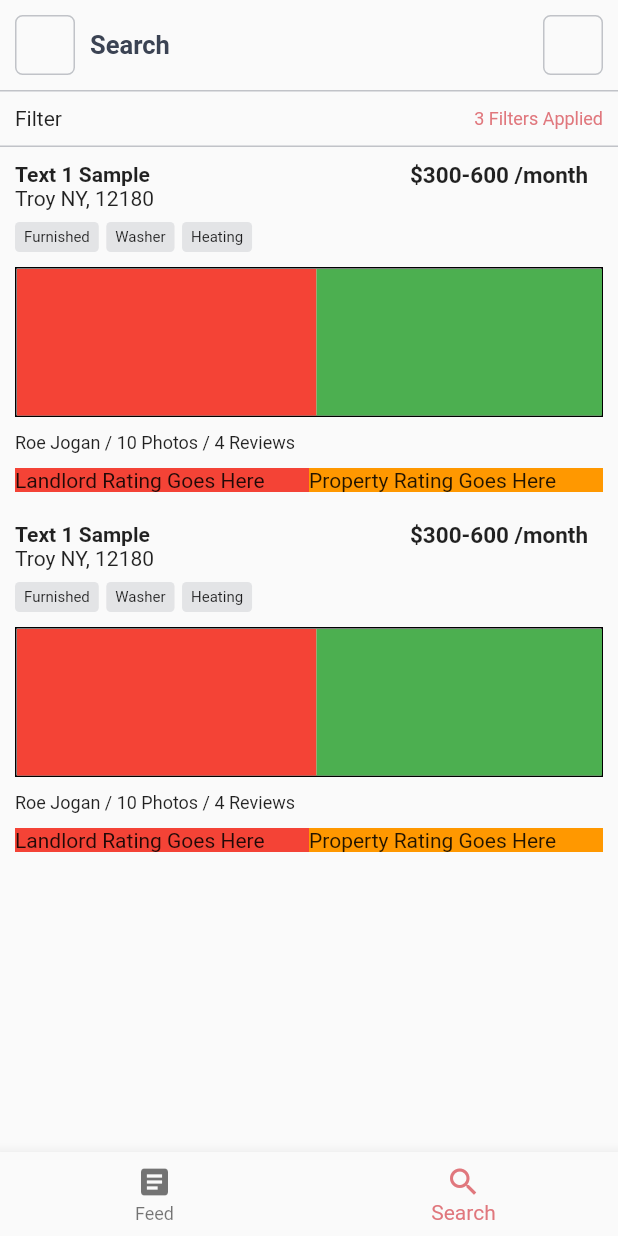
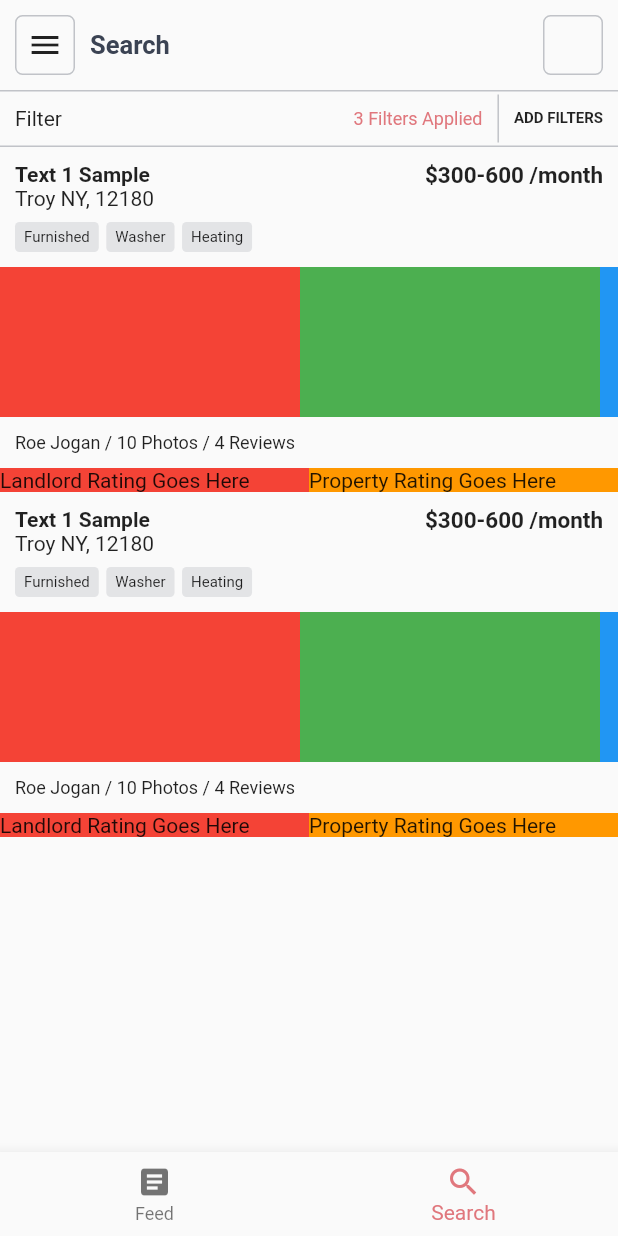
Before and after one commit to Esquiire/offcmpus-mobile, a Flutter app: the UserAccessBottomNavContainer screen opened by its route, item 2 of the bottom bar chosen, on a phone screen of 412 x 824 dp. Run offline on Flutter 3.47's test engine with Material 2 defaults, Android fonts, the phone set to English and light mode, and no system bars; our stand-ins replace carousel_slider, flutter_dotenv, flutter_secure_storage, graphql_flutter, hive; accounts and stored records are empty.

Commit message:
added drawer button and back button for AppHeader

```diff
--- a/lib/API/AuthAPI.dart
+++ b/lib/API/AuthAPI.dart
@@ -19,7 +19,7 @@ void configureAppVars() {
 
 class Request {
   // TODO set the production backend Url
-  static String backendUrl([String path = ""]) => "http://$local_ip:9010$path";
+  static String backendUrl([String path = ""]) => "http://$remote_ip:9010$path";
 
   /**
    * Create a post request to the target url
--- a/lib/screens/Search.dart
+++ b/lib/screens/Search.dart
@@ -13,6 +13,7 @@ import 'package:mobile_fl/components/PropertyCard.dart';
 import 'package:mobile_fl/constants.dart';
 import 'package:hive/hive.dart';
 import 'package:mobile_fl/main.dart';
+import 'package:mobile_fl/screens/UserAccessBottomNavContainer.dart';
 
 class SearchScreen extends StatefulWidget {
   @override
@@ -45,22 +46,50 @@ class _SearchScreenState extends State<SearchScreen> {
     // });
   }
 
+  void goToFilters(BuildContext ctx) {
+    print("Go to -> Add Filters");
+    Navigator.of(ctx)
+        .push(MaterialPageRoute(builder: (context) => FilterScreen()));
+  }
+
   @override
   Widget build(BuildContext ctx) {
     return Column(
       children: [
         Container(
           alignment: Alignment.centerLeft,
-          padding: EdgeInsets.fromLTRB(10, 10, 10, 10),
           child: Row(
             children: [
-              Text("Filter"),
-              Text(
-                "3 Filters Applied",
-                style: TextStyle(color: Constants.pink(), fontSize: 12),
+              Expanded(
+                  child: Container(
+                padding: EdgeInsets.fromLTRB(10, 10, 10, 10),
+                child: Row(
+                  mainAxisAlignment: MainAxisAlignment.spaceBetween,
+                  children: [
+                    Text("Filter"),
+                    Text(
+                      "3 Filters Applied",
+                      style: TextStyle(color: Constants.pink(), fontSize: 12),
+                    )
+                  ],
+                ),
+              )),
+              GestureDetector(
+                onTap: () => goToFilters(ctx),
+                child: Container(
+                  decoration: BoxDecoration(
+                      border: Border(
+                          left: BorderSide(
+                              width: 1, color: Constants.navy(opacity: 0.3)))),
+                  // constraints: BoxConstraints.tightFor(height: 40),
+                  padding: EdgeInsets.fromLTRB(10, 10, 10, 10),
+                  child: Text(
+                    "ADD FILTERS",
+                    style: TextStyle(fontWeight: FontWeight.bold, fontSize: 10),
+                  ),
+                ),
               )
             ],
-            mainAxisAlignment: MainAxisAlignment.spaceBetween,
           ),
           decoration: BoxDecoration(
               border: Border(
@@ -87,7 +116,6 @@ class NewPropertyCard extends StatefulWidget {
 class _NewPropertyCardState extends State<NewPropertyCard> {
   @override
   Widget build(BuildContext ctx) => Container(
-        padding: EdgeInsets.fromLTRB(10, 10, 10, 10),
         child: Stack(
           children: [
             Positioned(
@@ -96,11 +124,12 @@ class _NewPropertyCardState extends State<NewPropertyCard> {
                   style: TextStyle(fontWeight: FontWeight.bold, fontSize: 15),
                 ),
                 right: 10,
-                top: 0),
+                top: 10),
             Column(
               crossAxisAlignment: CrossAxisAlignment.start,
               children: [
                 Container(
+                  padding: EdgeInsets.fromLTRB(10, 10, 10, 0),
                   margin: EdgeInsets.fromLTRB(0, 0, 0, 8),
                   alignment: Alignment.topLeft,
                   child: Column(
@@ -113,6 +142,7 @@ class _NewPropertyCardState extends State<NewPropertyCard> {
                   ),
                 ),
                 Container(
+                    padding: EdgeInsets.fromLTRB(10, 0, 10, 0),
                     margin: EdgeInsets.fromLTRB(0, 0, 0, 10),
                     child: Row(children: (() {
                       List<String> tagStrs = ["Furnished", "Washer", "Heating"];
@@ -134,7 +164,7 @@ class _NewPropertyCardState extends State<NewPropertyCard> {
                     })())),
                 Container(
                   margin: EdgeInsets.fromLTRB(0, 0, 0, 10),
-                  decoration: BoxDecoration(border: Border.all(width: 1)),
+                  decoration: BoxDecoration(),
                   constraints: BoxConstraints.expand(height: 100),
                   child: ListView(
                     scrollDirection: Axis.horizontal,
@@ -161,6 +191,7 @@ class _NewPropertyCardState extends State<NewPropertyCard> {
                   ),
                 ),
                 Container(
+                  padding: EdgeInsets.fromLTRB(10, 0, 10, 0),
                   child: Text("Roe Jogan / 10 Photos / 4 Reviews",
                       style: TextStyle(fontSize: 12)),
                   margin: EdgeInsets.fromLTRB(0, 0, 0, 10),
@@ -189,6 +220,30 @@ class _NewPropertyCardState extends State<NewPropertyCard> {
         ),
       );
 }
+
+class FilterScreen extends StatefulWidget {
+  @override
+  _FilterScreenState createState() => _FilterScreenState();
+}
+
+class _FilterScreenState extends State<FilterScreen> {
+  @override
+  Widget build(BuildContext ctx) => Scaffold(
+      body: AuthWrapper(
+          ctx: ctx,
+          authLevel: AuthLevels.STUDENT,
+          body: Column(
+            children: [
+              AppHeader(
+                "Search Filter",
+                mode: AppHeader.MODE_BACK,
+                parentCtx: ctx,
+              ),
+              Text("Filter Page!")
+            ],
+          )));
+}
+
 /*
 Query(
                     options: QueryOptions(
--- a/lib/screens/UserAccessBottomNavContainer.dart
+++ b/lib/screens/UserAccessBottomNavContainer.dart
@@ -67,7 +67,13 @@ class _UserAccessBottomNavContainerState
 
 class AppHeader extends StatefulWidget {
   String header;
-  AppHeader(this.header);
+  int mode;
+  BuildContext parentCtx;
+
+  static const int MODE_BACK = 1;
+  static const int MODE_MENU = 2;
+
+  AppHeader(this.header, {this.mode = MODE_MENU, this.parentCtx});
 
   @override
   _AppHeaderState createState() => _AppHeaderState();
@@ -84,7 +90,10 @@ class _AppHeaderState extends State<AppHeader> {
                   BorderSide(color: Constants.navy(opacity: 0.3), width: 1))),
       child: Row(
         children: [
-          DrawerButton(),
+          DrawerButton(
+            widget.mode,
+            parentCtx: widget.parentCtx,
+          ),
           Expanded(
               child: Container(
                   child: Text(widget.header,
@@ -108,16 +117,42 @@ class _AppHeaderState extends State<AppHeader> {
 }
 
 class DrawerButton extends StatefulWidget {
+  int mode;
+  BuildContext parentCtx;
+  DrawerButton(this.mode, {this.parentCtx});
+
   @override
   _DrawerButtonState createState() => _DrawerButtonState();
 }
 
 class _DrawerButtonState extends State<DrawerButton> {
+  void handleDrawerTap() {
+    // check whether to open the drawer or
+    // go back
+    if (widget.mode == AppHeader.MODE_MENU) {
+      print("TODO: Implement Drawer Button Menu Mode");
+    } else if (widget.mode == AppHeader.MODE_BACK) {
+      // parentCtx must not be null for this mode to work
+      if (widget.parentCtx == null) {
+        print("DrawerButton Error: parentCtx is null");
+      } else {
+        Navigator.pop(widget.parentCtx);
+      }
+    }
+  }
+
   @override
-  Widget build(BuildContext ctx) => Container(
-        decoration: BoxDecoration(
-            borderRadius: BorderRadius.all(Radius.circular(5)),
-            border: Border.all(color: Constants.navy(opacity: 0.3), width: 1)),
-        constraints: BoxConstraints.tightFor(width: 40, height: 40),
+  Widget build(BuildContext ctx) => GestureDetector(
+        child: Container(
+          child: widget.mode == AppHeader.MODE_MENU
+              ? Icon(Icons.menu)
+              : Icon(Icons.chevron_left),
+          decoration: BoxDecoration(
+              borderRadius: BorderRadius.all(Radius.circular(5)),
+              border:
+                  Border.all(color: Constants.navy(opacity: 0.3), width: 1)),
+          constraints: BoxConstraints.tightFor(width: 40, height: 40),
+        ),
+        onTap: handleDrawerTap,
       );
 }
```
